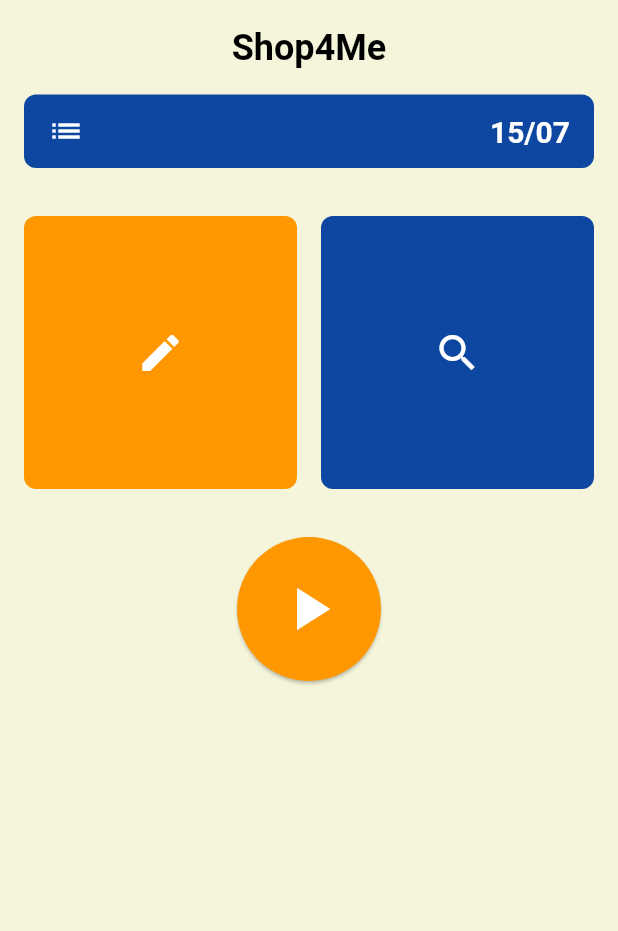
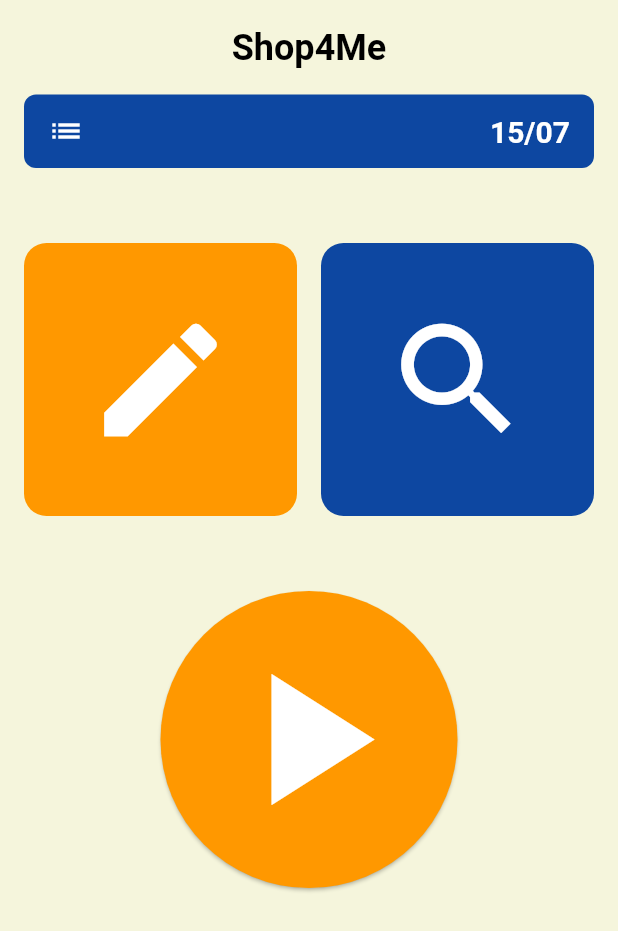
Before and after one commit to MatthieuFranques/ShopForMe, a Flutter app: the screen it shows after launch, on a phone screen of 412 x 824 dp. Shown: the top 931 px of the screen. Run offline on Flutter 3.47's test engine with Material 3 defaults, Android fonts, the phone set to English and light mode, and no system bars.

Commit message:
style(widget action_button):Update .gitignore and adjust widget sizes

```diff
--- a/mobile/lib/ui/screens/home_screen.dart
+++ b/mobile/lib/ui/screens/home_screen.dart
@@ -22,7 +22,7 @@ class HomeScreen extends StatelessWidget {
               ),
               const SizedBox(height: 16),
               const AppHeader(),
-              const SizedBox(height: 32),
+              const SizedBox(height: 50),
               Row(
                 children: [
                   Expanded(child: ActionButton(icon: Icons.edit, color: Theme.of(context).colorScheme.secondary)),
@@ -30,7 +30,7 @@ class HomeScreen extends StatelessWidget {
                   Expanded(child: ActionButton(icon: Icons.search, color: Theme.of(context).primaryColor)),
                 ],
               ),
-              const SizedBox(height: 32),
+              const SizedBox(height: 50),
               Center(
                 child: StartButton(
                   onPressed: () {
--- a/mobile/lib/ui/widgets/action_button.dart
+++ b/mobile/lib/ui/widgets/action_button.dart
@@ -13,9 +13,9 @@ class ActionButton extends StatelessWidget {
       child: Container(
         decoration: BoxDecoration(
           color: color,
-          borderRadius: BorderRadius.circular(8),
+          borderRadius: BorderRadius.circular(15),
         ),
-        child: Icon(icon, color: Colors.white, size: 32),
+        child: Icon(icon, color: Colors.white, size: 100),
       ),
     );
   }
--- a/mobile/lib/ui/widgets/start_button.dart
+++ b/mobile/lib/ui/widgets/start_button.dart
@@ -14,7 +14,7 @@ class StartButton extends StatelessWidget {
         padding: const EdgeInsets.all(24),
         backgroundColor: Theme.of(context).colorScheme.secondary,
       ),
-      child: const Icon(Icons.play_arrow, size: 48),
+      child: const Icon(Icons.play_arrow, size: 150),
     );
   }
 }
```
Also changed, not shown: 1 other file.
